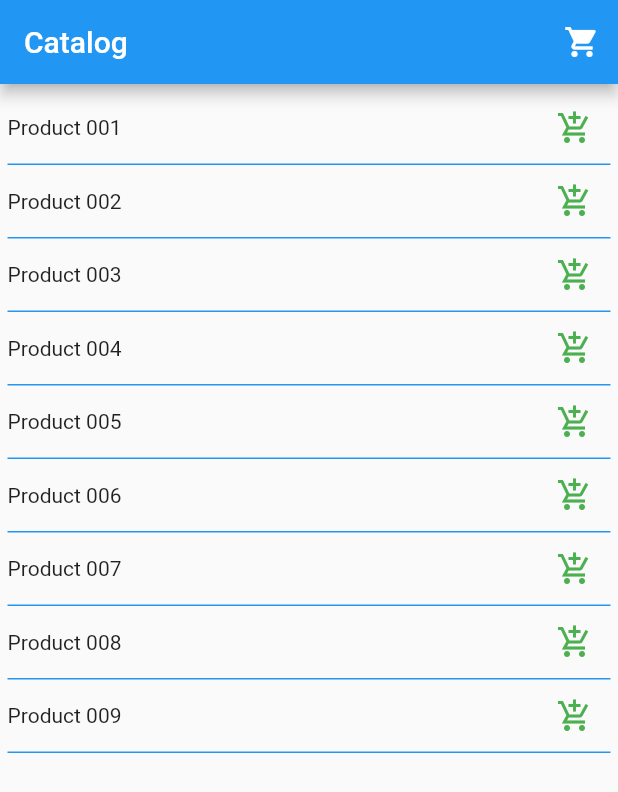
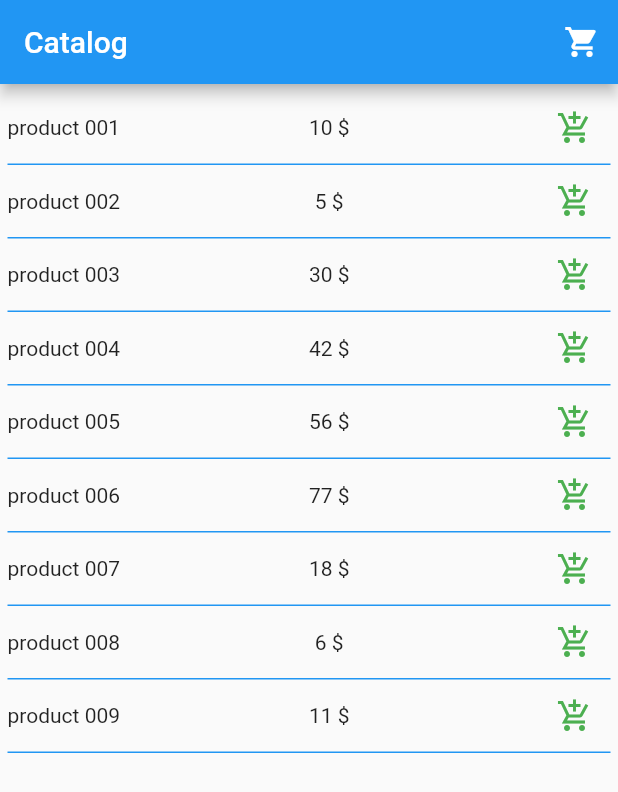
Before and after one commit to marwan-rashed/tutorial_flutter, a Flutter app: the Catalog screen opened directly, on a phone screen of 412 x 824 dp. Shown: the top 792 px of the screen. Run offline on Flutter 3.47's test engine with Material 2 defaults, Android fonts, the phone set to English and light mode, and no system bars.

Commit message:
[Catalog] Add prices

```diff
--- a/lib/catalog.dart
+++ b/lib/catalog.dart
@@ -11,16 +11,40 @@ class Catalog extends StatefulWidget {
 class _CatalogState extends State<Catalog> {
   // const Catalog({Key? key}) : super(key: key);
 
+  // static const products = [
+  //   'Product 001',
+  //   'Product 002',
+  //   'Product 003',
+  //   'Product 004',
+  //   'Product 005',
+  //   'Product 006',
+  //   'Product 007',
+  //   'Product 008',
+  //   'Product 009',
+  // ];
+
+  // static const prices = [
+  //   10,
+  //   05,
+  //   15,
+  //   22,
+  //   35,
+  //   07,
+  //   80,
+  //   43,
+  //   29,
+  // ];
+
   static const products = [
-    'Product 001',
-    'Product 002',
-    'Product 003',
-    'Product 004',
-    'Product 005',
-    'Product 006',
-    'Product 007',
-    'Product 008',
-    'Product 009',
+    {'name': 'product 001', 'price': 10},
+    {'name': 'product 002', 'price': 05},
+    {'name': 'product 003', 'price': 30},
+    {'name': 'product 004', 'price': 42},
+    {'name': 'product 005', 'price': 56},
+    {'name': 'product 006', 'price': 77},
+    {'name': 'product 007', 'price': 18},
+    {'name': 'product 008', 'price': 06},
+    {'name': 'product 009', 'price': 11},
   ];
 
   List _selected = [];
@@ -61,7 +85,10 @@ class _CatalogState extends State<Catalog> {
                         child: Row(
                           mainAxisAlignment: MainAxisAlignment.spaceBetween,
                           children: [
-                            Text(products[index]),
+                            // Text(products[index]),
+                            // Text(prices[index].toString() + r' $'),
+                            Text(products[index]['name'].toString()),
+                            Text(products[index]['price'].toString() + r' $'),
                             IconButton(
                               icon: Icon(_selected.contains(products[index])
                                   ? Icons.remove_shopping_cart_sharp
```
